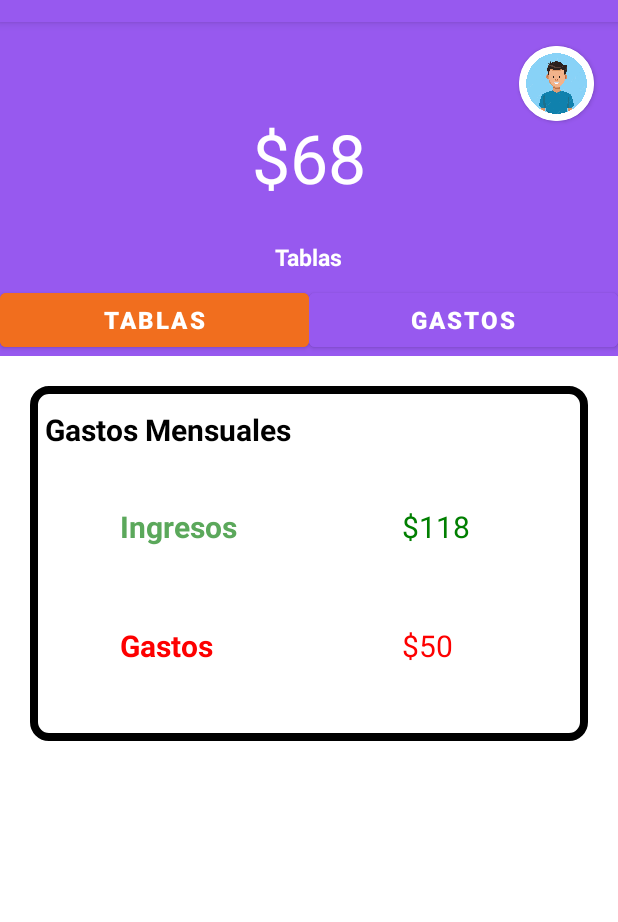
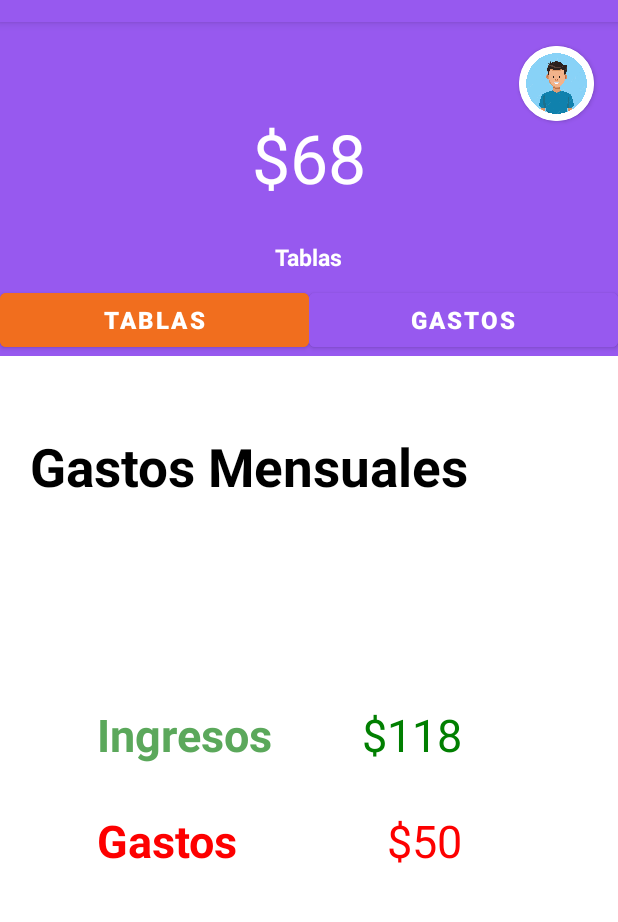
Before and after one commit to KatUrdi/OverFlow-, an Android app: the Tablas_activity screen opened directly, with no data from a screen before it, on a phone screen of 412 x 824 dp, the part 62-984 px from its top. Run offline under Robolectric (Android 15) with nearby library versions, the phone set to English and light mode, and no system bars.

Commit message:
activity "tablas" , Brenda

```diff
--- a/app/src/main/res/layout/activity_tablas.xml
+++ b/app/src/main/res/layout/activity_tablas.xml
@@ -8,25 +8,11 @@
     tools:context=".Tablas_activity">
 
     <androidx.constraintlayout.widget.Guideline
-        android:id="@+id/guideline"
-        android:layout_width="wrap_content"
-        android:layout_height="wrap_content"
-        android:orientation="vertical"
-        app:layout_constraintGuide_percent="0.65" />
-
-    <androidx.constraintlayout.widget.Guideline
         android:id="@+id/guideline1"
         android:layout_width="wrap_content"
         android:layout_height="wrap_content"
         android:orientation="horizontal"
-        app:layout_constraintGuide_percent="0.29"/>
-
-    <androidx.constraintlayout.widget.Guideline
-        android:id="@+id/guideline2"
-        android:layout_width="wrap_content"
-        android:layout_height="wrap_content"
-        android:orientation="horizontal"
-        app:layout_constraintGuide_percent="0.65" />
+        app:layout_constraintGuide_percent="0.29" />
 
     <View
         android:id="@+id/view_1"
@@ -36,16 +22,6 @@
         android:background="#9759EF"
         app:layout_constraintBottom_toBottomOf="@id/guideline1"
         app:layout_constraintTop_toTopOf="parent" />
-
-    <View
-        android:id="@+id/view_2"
-        android:layout_width="match_parent"
-        android:layout_height="0dp"
-        android:layout_margin="20dp"
-        android:layout_weight="1"
-        android:background="@drawable/contenedor"
-        app:layout_constraintBottom_toBottomOf="@id/guideline2"
-        app:layout_constraintTop_toTopOf="@id/guideline1"/>
 
     <androidx.cardview.widget.CardView
         android:layout_width="50dp"
@@ -89,14 +65,14 @@
         android:id="@+id/button_tablas"
         android:layout_width="0dp"
         android:layout_height="wrap_content"
+        android:layout_marginVertical="0dp"
         android:backgroundTint="#F16E1E"
         android:text="@string/tablas"
         android:textColor="#ffffff"
         android:textSize="16sp"
         app:layout_constraintBottom_toBottomOf="@id/guideline1"
         app:layout_constraintLeft_toLeftOf="parent"
-        app:layout_constraintRight_toLeftOf="@id/button_gastos"
-        android:layout_marginVertical="0dp" />
+        app:layout_constraintRight_toLeftOf="@id/button_gastos" />
 
     <Button
         android:id="@+id/button_gastos"
@@ -114,57 +90,68 @@
         android:id="@+id/textView_general"
         android:layout_width="wrap_content"
         android:layout_height="wrap_content"
-        android:layout_marginHorizontal="30dp"
-        android:layout_marginVertical="35dp"
         android:text="@string/gastos_mensuales"
         android:textColor="#000000"
-        android:textSize="20sp"
+        android:textSize="35sp"
+        android:layout_marginVertical="50dp"
+        android:layout_marginHorizontal="20dp"
         app:layout_constraintLeft_toLeftOf="parent"
-        app:layout_constraintTop_toBottomOf="@id/guideline1" />
+        app:layout_constraintTop_toBottomOf="@+id/guideline1" />
+
+    <androidx.constraintlayout.widget.ConstraintLayout
+        android:layout_width="wrap_content"
+        android:layout_height="wrap_content"
+        app:layout_constraintTop_toBottomOf="@+id/guideline1"
+        app:layout_constraintBottom_toBottomOf="parent"
+        app:layout_constraintRight_toRightOf="parent"
+        app:layout_constraintLeft_toLeftOf="parent"
+        tools:context=".Tablas_activity">
 
         <TextView
             android:id="@+id/textView_ingresos"
             android:layout_width="wrap_content"
             android:layout_height="wrap_content"
-        android:layout_marginHorizontal="80dp"
-        android:layout_marginVertical="100dp"
+            android:layout_marginVertical="30dp"
+            android:layout_marginHorizontal="20dp"
             android:text="@string/ingresos"
             android:textColor="#5BA85B"
-        android:textSize="20sp"
+            android:textSize="30sp"
             app:layout_constraintLeft_toLeftOf="parent"
-        app:layout_constraintTop_toBottomOf="@id/guideline1" />
+            app:layout_constraintTop_toTopOf="parent" />
 
         <TextView
             android:id="@+id/textView_gastos"
             android:layout_width="wrap_content"
             android:layout_height="wrap_content"
-        android:layout_marginHorizontal="80dp"
-        android:layout_marginVertical="70dp"
+            android:layout_marginHorizontal="20dp"
+            android:layout_marginVertical="30dp"
             android:text="@string/gastos_minusculas"
             android:textColor="#FD0000"
-        android:textSize="20sp"
-        app:layout_constraintBottom_toTopOf="@id/guideline2"
-        app:layout_constraintLeft_toLeftOf="parent" />
+            android:textSize="30sp"
+            app:layout_constraintLeft_toLeftOf="parent"
+            app:layout_constraintTop_toBottomOf="@id/textView_ingresos" />
 
         <TextView
             android:id="@+id/textView_cantida_de_ingresos"
             android:layout_width="wrap_content"
             android:layout_height="wrap_content"
-        android:layout_marginVertical="100dp"
+            android:layout_marginHorizontal="60dp"
             android:text="$118"
             android:textColor="#017F01"
-        android:textSize="20sp"
-        app:layout_constraintLeft_toLeftOf="@id/guideline"
-        app:layout_constraintTop_toBottomOf="@id/guideline1" />
+            android:textSize="30sp"
+            app:layout_constraintRight_toRightOf="parent"
+            app:layout_constraintLeft_toRightOf="@+id/textView_ingresos"
+            app:layout_constraintTop_toTopOf="@+id/textView_ingresos" />
 
         <TextView
             android:id="@+id/textView_cantida_de_gastos"
             android:layout_width="wrap_content"
             android:layout_height="wrap_content"
-        android:layout_marginVertical="70dp"
+            android:layout_marginHorizontal="60dp"
             android:text="$50"
             android:textColor="#FD0000"
-        android:textSize="20sp"
-        app:layout_constraintBottom_toTopOf="@id/guideline2"
-        app:layout_constraintLeft_toLeftOf="@id/guideline" />
+            android:textSize="30sp"
+            app:layout_constraintRight_toRightOf="parent"
+            app:layout_constraintTop_toTopOf="@id/textView_gastos" />
     </androidx.constraintlayout.widget.ConstraintLayout>
+</androidx.constraintlayout.widget.ConstraintLayout>
```
Lines whose indentation alone changed are shown as unchanged.
